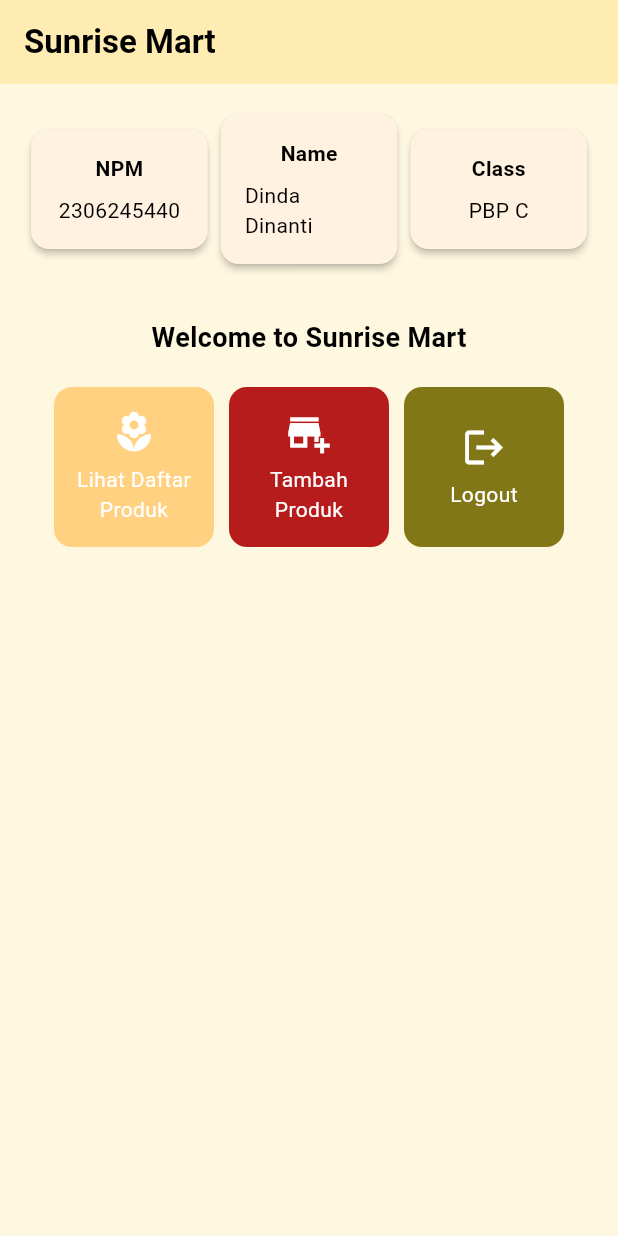
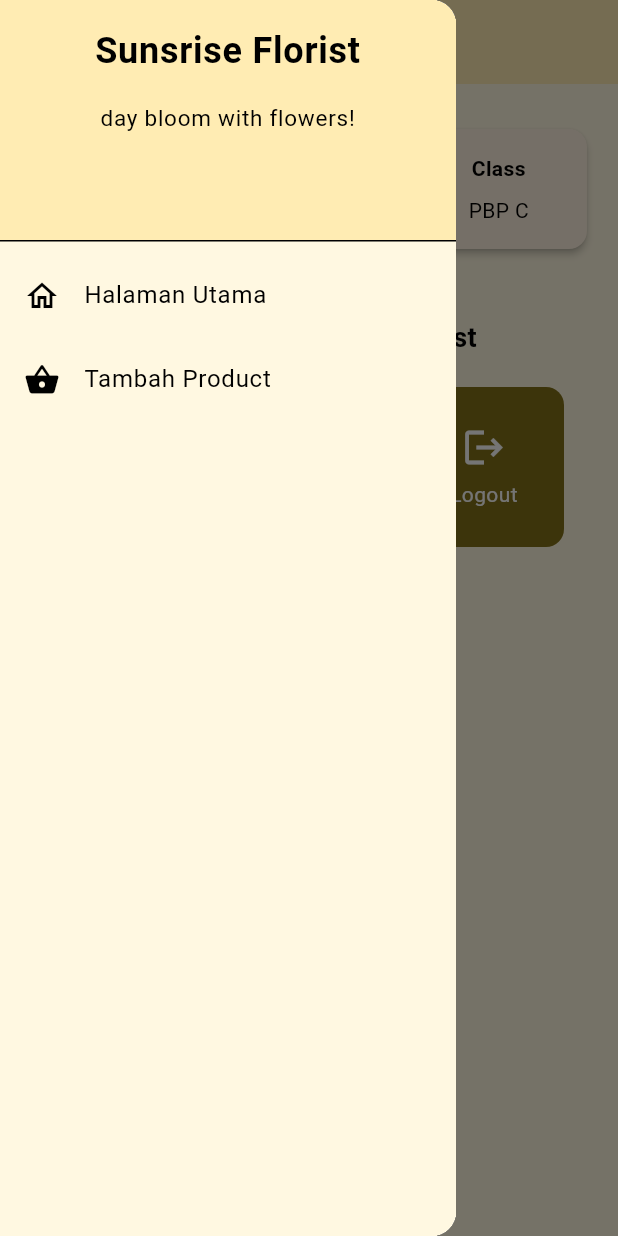
Before and after one commit to dinan26/sunrise-mart-mobile, a Flutter app: the screen it shows after launch, with the side drawer open (before the commit the screen has no drawer), on a phone screen of 412 x 824 dp. Run offline on Flutter 3.47's test engine with Material 3 defaults, Android fonts, the light colour scheme and no system bars.

Commit message:
tugas individu 8

```diff
--- a/lib/main.dart
+++ b/lib/main.dart
@@ -1,5 +1,5 @@
 import 'package:flutter/material.dart';
-import 'package:sunrise_mart/menu.dart';
+import 'package:sunrise_mart/screens/menu.dart';
 
 void main() {
   runApp(const MyApp());
@@ -14,24 +14,10 @@ class MyApp extends StatelessWidget {
     return MaterialApp(
       title: 'Flutter Demo',
       theme: ThemeData(
-        // This is the theme of your application.
-        //
-        // TRY THIS: Try running your application with "flutter run". You'll see
-        // the application has a purple toolbar. Then, without quitting the app,
-        // try changing the seedColor in the colorScheme below to Colors.green
-        // and then invoke "hot reload" (save your changes or press the "hot
-        // reload" button in a Flutter-supported IDE, or press "r" if you used
-        // the command line to start the app).
-        //
-        // Notice that the counter didn't reset back to zero; the application
-        // state is not lost during the reload. To reset the state, use hot
-        // restart instead.
-        //
-        // This works for code too, not just values: Most code changes can be
-        // tested with just a hot reload.
+        // Adjust the primary color to match the gradient
         colorScheme: ColorScheme.fromSwatch(
-          primarySwatch: Colors.deepPurple,
-        ).copyWith(secondary: Colors.deepPurple[400]),
+          primarySwatch: Colors.amber,
+        ).copyWith(secondary: Colors.amber[100]),
         useMaterial3: true,
       ),
       home: MyHomePage(),
--- a/lib/menu.dart
+++ b/lib/screens/menu.dart
@@ -1,36 +1,53 @@
 import 'package:flutter/material.dart';
+// Impor drawer widget
+import 'package:sunrise_mart/widgets/left_drawer.dart';
+// Impor card
+import 'package:sunrise_mart/widgets/product_card.dart';
 
 class MyHomePage extends StatelessWidget {
   final String npm = '2306245440'; // NPM
   final String name = 'Dinda Dinanti'; // Nama
   final String className = 'PBP C'; // Kelas
+
   final List<ItemHomepage> items = [
-    ItemHomepage("Lihat Daftar Produk", Icons.local_florist, Colors.orangeAccent.shade100),
-    ItemHomepage("Tambah Produk", Icons.add_business, Colors.red.shade900),
-    ItemHomepage("Logout", Icons.logout, Colors.lime.shade900),
+    ItemHomepage("Lihat Daftar Product", Icons.local_florist,const Color(0xFFFFD180)),
+    ItemHomepage("Tambah Product", Icons.add_business, const Color(0xFFB71C1C)),
+    ItemHomepage("Logout", Icons.logout, const Color(0xFF827117)),
   ];
 
   MyHomePage({super.key});
-
   @override
   Widget build(BuildContext context) {
+    // Scaffold menyediakan struktur dasar halaman dengan AppBar dan body.
     return Scaffold(
+      backgroundColor: const Color(0xFFFFF8E1),
+      // AppBar adalah bagian atas halaman yang menampilkan judul.
       appBar: AppBar(
+        // Judul aplikasi "Mental Health Tracker" dengan teks putih dan tebal.
         title: const Text(
-          'Sunrise Mart',
+          'Sunrise Florist',
           style: TextStyle(
             color: Colors.black,
             fontWeight: FontWeight.bold,
           ),
         ),
-        backgroundColor: const Color(0xFFFFECB3),
+        // Warna latar belakang AppBar diambil dari skema warna tema aplikasi.
+        backgroundColor: const Color(0xFFFFECB3), // warna header
+        // Mengganti warna icon drawer menjadi putih
+        iconTheme: const IconThemeData(color: Colors.black),
       ),
-      body: Container(
-        color: const Color(0xFFFFF8E1), // Background color modified
+
+      // Masukkan drawer sebagai parameter nilai drawer dari widget Scaffold
+      drawer: const LeftDrawer(),
+
+      // Body halaman dengan padding di sekelilingnya.
+      body: Padding(
         padding: const EdgeInsets.all(16.0),
+        // Menyusun widget secara vertikal dalam sebuah kolom.
         child: Column(
           crossAxisAlignment: CrossAxisAlignment.center,
           children: [
+            // Row untuk menampilkan 3 InfoCard secara horizontal.
             Row(
               mainAxisAlignment: MainAxisAlignment.spaceEvenly,
               children: [
@@ -39,27 +56,39 @@ class MyHomePage extends StatelessWidget {
                 InfoCard(title: 'Class', content: className),
               ],
             ),
+
+            // Memberikan jarak vertikal 16 unit.
             const SizedBox(height: 16.0),
+
+            // Menempatkan widget berikutnya di tengah halaman.
             Center(
               child: Column(
+                // Menyusun teks dan grid item secara vertikal.
+
                 children: [
+                  // Menampilkan teks sambutan dengan gaya tebal dan ukuran 18.
                   const Padding(
                     padding: EdgeInsets.only(top: 16.0),
                     child: Text(
-                      'Welcome to Sunrise Mart',
+                      'Welcome to Sunrise Florist',
                       style: TextStyle(
                         fontWeight: FontWeight.bold,
                         fontSize: 18.0,
                       ),
                     ),
                   ),
+
+                  // Grid untuk menampilkan ItemCard dalam bentuk grid 3 kolom.
                   GridView.count(
                     primary: true,
                     padding: const EdgeInsets.all(20),
                     crossAxisSpacing: 10,
                     mainAxisSpacing: 10,
                     crossAxisCount: 3,
+                    // Agar grid menyesuaikan tinggi kontennya.
                     shrinkWrap: true,
+
+                    // Menampilkan ItemCard untuk setiap item dalam list items.
                     children: items.map((ItemHomepage item) {
                       return ItemCard(item);
                     }).toList(),
@@ -75,19 +104,25 @@ class MyHomePage extends StatelessWidget {
 }
 
 class InfoCard extends StatelessWidget {
-  final String title;
-  final String content;
+  // Kartu informasi yang menampilkan title dan content.
+
+  final String title; // Judul kartu.
+  final String content; // Isi kartu.
 
   const InfoCard({super.key, required this.title, required this.content});
 
   @override
   Widget build(BuildContext context) {
     return Card(
-      color: const Color(0xFFFFF2E0), // Ubah warna latar belakang
+      // Membuat kotak kartu dengan bayangan dibawahnya.
+      color: const Color(0xFFFFF2E0),
       elevation: 2.0,
       child: Container(
-        width: MediaQuery.of(context).size.width / 3.5,
+        // Mengatur ukuran dan jarak di dalam kartu.
+        width: MediaQuery.of(context).size.width /
+            3.5, // menyesuaikan dengan lebar device yang digunakan.
         padding: const EdgeInsets.all(16.0),
+        // Menyusun title dan content secara vertikal.
         child: Column(
           children: [
             Text(
@@ -102,56 +137,3 @@ class InfoCard extends StatelessWidget {
     );
   }
 }
-
-
-class ItemHomepage {
-  final String name;
-  final IconData icon;
-  final Color color;
-
-  ItemHomepage(this.name, this.icon, this.color);
-}
-
-class ItemCard extends StatelessWidget {
-  final ItemHomepage item;
-
-  const ItemCard(this.item, {super.key});
-
-  @override
-  Widget build(BuildContext context) {
-    return Material(
-      color: item.color, // Ganti dengan warna dari item
-      borderRadius: BorderRadius.circular(12),
-      child: InkWell(
-        onTap: () {
-          ScaffoldMessenger.of(context)
-            ..hideCurrentSnackBar()
-            ..showSnackBar(
-              SnackBar(content: Text("Kamu telah menekan tombol ${item.name}!"))
-            );
-        },
-        child: Container(
-          padding: const EdgeInsets.all(8),
-          child: Center(
-            child: Column(
-              mainAxisAlignment: MainAxisAlignment.center,
-              children: [
-                Icon(
-                  item.icon,
-                  color: Colors.white,
-                  size: 30.0,
-                ),
-                const Padding(padding: EdgeInsets.all(3)),
-                Text(
-                  item.name,
-                  textAlign: TextAlign.center,
-                  style: const TextStyle(color: Colors.white),
-                ),
-              ],
-            ),
-          ),
-        ),
-      ),
-    );
-  }
-}
--- /dev/null
+++ b/lib/widgets/left_drawer.dart
@@ -0,0 +1,80 @@
+import 'package:flutter/material.dart';
+import 'package:sunrise_mart/screens/menu.dart';
+import 'package:sunrise_mart/screens/productentry_form.dart';
+
+class LeftDrawer extends StatelessWidget {
+  const LeftDrawer({super.key});
+
+  @override
+  Widget build(BuildContext context) {
+    return Drawer(
+      child: Container(
+        color: const Color(0xFFFFF8E1), // Warna latar belakang yang konsisten dengan tema Sunrise Mart
+        child: ListView(
+          children: [
+            DrawerHeader(
+              decoration: BoxDecoration(
+                color: const Color(0xFFFFECB3), // Warna yang sama dengan AppBar pada Sunrise Mart
+              ),
+              child: const Column(
+                children: [
+                  Text(
+                    'Sunsrise Florist',
+                    textAlign: TextAlign.center,
+                    style: TextStyle(
+                      fontSize: 24,
+                      fontWeight: FontWeight.bold,
+                      color: Colors.black,
+                    ),
+                  ),
+                  Padding(padding: EdgeInsets.all(8)),
+                  Text(
+                    "day bloom with flowers!",
+                    textAlign: TextAlign.center,
+                    style: TextStyle(
+                      fontSize: 15,
+                      color: Colors.black,
+                      fontWeight: FontWeight.normal,
+                    ),
+                  ),
+                ],
+              ),
+            ),
+            // Bagian routing
+            ListTile(
+              leading: const Icon(Icons.home_outlined, color: Colors.black),
+              title: const Text(
+                'Halaman Utama',
+                style: TextStyle(color: Colors.black),
+              ),
+              onTap: () {
+                Navigator.pushReplacement(
+                  context,
+                  MaterialPageRoute(
+                    builder: (context) => MyHomePage(),
+                  ),
+                );
+              },
+            ),
+            ListTile(
+              leading: const Icon(Icons.shopping_basket, color: Colors.black),
+              title: const Text(
+                'Tambah Product',
+                style: TextStyle(color: Colors.black),
+              ),
+              onTap: () {
+                Navigator.pop(context); // Menutup drawer
+                Navigator.push(
+                  context,
+                  MaterialPageRoute(
+                    builder: (context) => const ProductEntryFormPage(),
+                  ),
+                );
+              },
+            ),
+          ],
+        ),
+      ),
+    );
+  }
+}
--- /dev/null
+++ b/lib/widgets/product_card.dart
@@ -0,0 +1,71 @@
+import 'package:flutter/material.dart';
+import 'package:sunrise_mart/screens/productentry_form.dart';
+
+class ItemHomepage {
+  final String name;
+  final IconData icon;
+  final Color color; // Add this line
+
+  ItemHomepage(this.name, this.icon, this.color); // Modify constructor
+}
+
+class ItemCard extends StatelessWidget {
+  // Menampilkan kartu dengan ikon dan nama.
+
+  final ItemHomepage item;
+
+  const ItemCard(this.item, {super.key});
+
+  @override
+  Widget build(BuildContext context) {
+    return Material(
+      // Menentukan warna latar belakang dari tema aplikasi.
+      color: item.color,
+      // Membuat sudut kartu melengkung.
+      borderRadius: BorderRadius.circular(12),
+
+      child: InkWell(
+        // Aksi ketika kartu ditekan.
+        onTap: () {
+          // Memunculkan SnackBar ketika diklik
+          ScaffoldMessenger.of(context)
+            ..hideCurrentSnackBar()
+            ..showSnackBar(SnackBar(
+                content: Text("Kamu telah menekan tombol ${item.name}!")));
+
+          // Navigate ke route yang sesuai (tergantung jenis tombol)
+          if (item.name == "Tambah Product") {
+            // Gunakan Navigator.push untuk melakukan navigasi ke MaterialPageRoute yang mencakup ProductEntryFormPage.
+            Navigator.push(
+              context,
+              MaterialPageRoute(builder: (context) => ProductEntryFormPage()),
+            );
+          }
+        },
+        // Container untuk menyimpan Icon dan Text
+        child: Container(
+          padding: const EdgeInsets.all(8),
+          child: Center(
+            child: Column(
+              // Menyusun ikon dan teks di tengah kartu.
+              mainAxisAlignment: MainAxisAlignment.center,
+              children: [
+                Icon(
+                  item.icon,
+                  color: Colors.white,
+                  size: 30.0,
+                ),
+                const Padding(padding: EdgeInsets.all(3)),
+                Text(
+                  item.name,
+                  textAlign: TextAlign.center,
+                  style: const TextStyle(color: Colors.white),
+                ),
+              ],
+            ),
+          ),
+        ),
+      ),
+    );
+  }
+}
```
Also changed, not shown: lib/screens/productentry_form.dart (added, +182 -0 lines).
